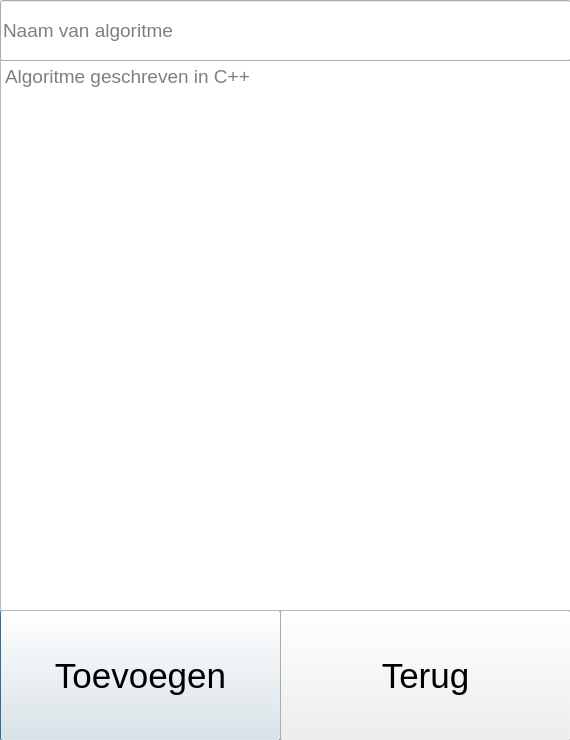
Above: invoegscherm.ui from MartijnPost/Groepje9 before the change. Below: the same form after it.
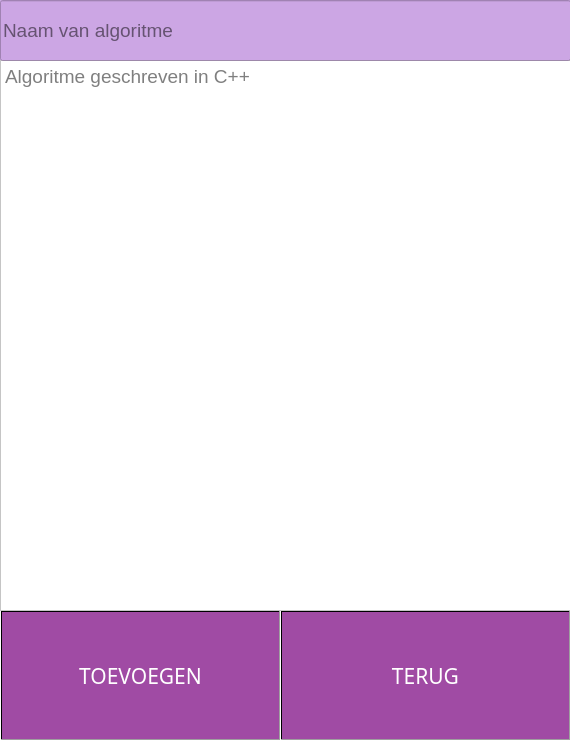
That is the form after the change.

Patch:
```diff
--- a/invoegscherm.ui
+++ b/invoegscherm.ui
@@ -13,6 +13,9 @@
   <property name="windowTitle">
    <string>Dialog</string>
   </property>
+  <property name="styleSheet">
+   <string notr="true">background-color: rgba(202, 164, 227, 194);</string>
+  </property>
   <widget class="QPushButton" name="Toevoegen">
    <property name="geometry">
     <rect>
@@ -24,11 +27,20 @@
    </property>
    <property name="font">
     <font>
-     <pointsize>26</pointsize>
+     <family>Arial Black</family>
+     <pointsize>16</pointsize>
+     <weight>9</weight>
+     <italic>false</italic>
+     <bold>false</bold>
     </font>
    </property>
+   <property name="styleSheet">
+    <string notr="true">background-color: qlineargradient(spread:pad, x1:1, y1:0, x2:1, y2:0, stop:0 rgba(160, 75, 164, 255), stop:1 rgba(255, 255, 255, 255));
+color: rgb(255, 255, 255);
+font: 75 16pt &quot;Arial Black&quot;;</string>
+   </property>
    <property name="text">
-    <string>Toevoegen</string>
+    <string>TOEVOEGEN</string>
    </property>
   </widget>
   <widget class="QPushButton" name="Terug">
@@ -42,11 +54,20 @@
    </property>
    <property name="font">
     <font>
-     <pointsize>26</pointsize>
+     <family>Arial Black</family>
+     <pointsize>16</pointsize>
+     <weight>9</weight>
+     <italic>false</italic>
+     <bold>false</bold>
     </font>
    </property>
+   <property name="styleSheet">
+    <string notr="true">background-color: qlineargradient(spread:pad, x1:1, y1:0, x2:1, y2:0, stop:0 rgba(160, 75, 164, 255), stop:1 rgba(255, 255, 255, 255));
+color: rgb(255, 255, 255);
+font: 75 16pt &quot;Arial Black&quot;;</string>
+   </property>
    <property name="text">
-    <string>Terug</string>
+    <string>TERUG</string>
    </property>
   </widget>
   <widget class="QPlainTextEdit" name="plainTextEdit">
@@ -63,6 +84,9 @@
      <pointsize>14</pointsize>
     </font>
    </property>
+   <property name="styleSheet">
+    <string notr="true">background-color: rgb(255, 255, 255);</string>
+   </property>
    <property name="placeholderText">
     <string>Algoritme geschreven in C++</string>
    </property>
```
